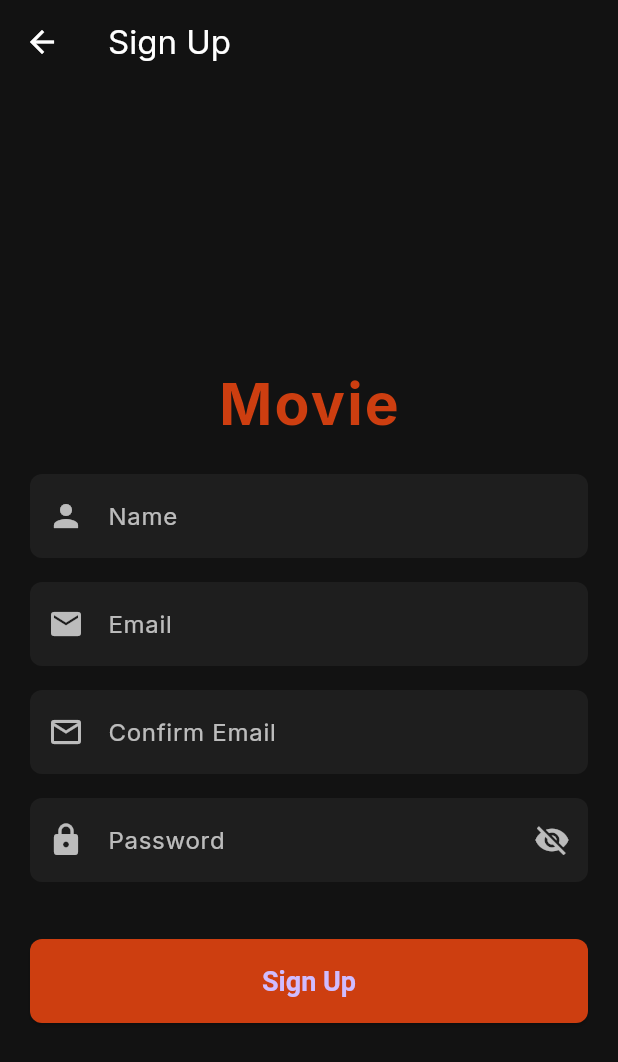
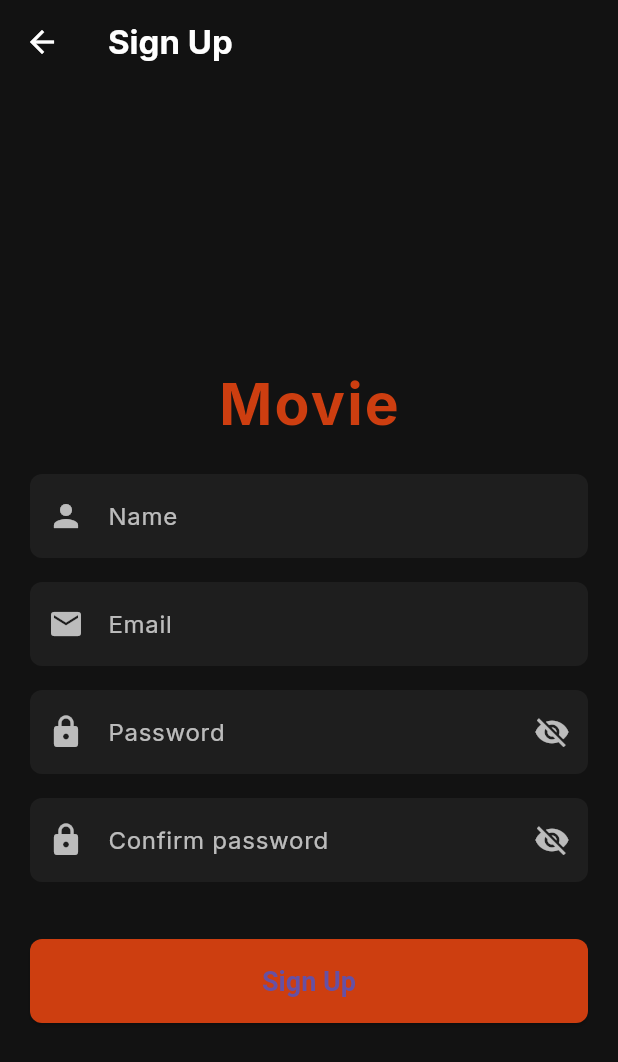
Before and after one commit to AlshaimaaAbdElnaeem/movie, a Flutter app: the screen it shows after launch, scrolled down 56 dp, after a tap on "Sign In", after a tap on "Sign Up", on a phone screen of 412 x 824 dp. Shown: the top 1062 px of the screen. Run offline on Flutter 3.47's test engine with Material 3 defaults, Android fonts, the phone set to English and light mode, and no system bars; our stand-ins replace dio, flutter_bloc, flutter_screenutil, go_router, shared_preferences.

Commit message:
Refactor authentication and theming: update sign-in and sign-up screens, implement theme management, and enhance UI components

```diff
--- /dev/null
+++ b/lib/core/theming/cubit/theme_cubit.dart
@@ -0,0 +1,24 @@
+import 'package:flutter/material.dart';
+import 'package:flutter_bloc/flutter_bloc.dart';
+import 'package:movie/core/theming/light_them.dart';
+import 'package:movie/core/theming/dark_theme.dart';
+import 'package:shared_preferences/shared_preferences.dart';
+
+class ThemeCubit extends Cubit<ThemeData> {
+  ThemeCubit() : super(getDarkTheme);
+
+  bool isDark = true;
+
+  Future<void> loadTheme() async {
+    final prefs = await SharedPreferences.getInstance();
+    isDark = prefs.getBool('isDarkTheme') ?? false;
+    emit(isDark ? getDarkTheme : getLightTheme);
+  }
+
+  Future<void> toggleTheme() async {
+    isDark = !isDark;
+    final prefs = await SharedPreferences.getInstance();
+    await prefs.setBool('isDarkTheme', isDark);
+    emit(isDark ? getDarkTheme : getLightTheme);
+  }
+}
--- /dev/null
+++ b/lib/core/theming/dark_theme.dart
@@ -0,0 +1,31 @@
+import 'package:flutter/material.dart';
+
+ThemeData getDarkTheme = ThemeData(
+  fontFamily: 'Inter',
+   scaffoldBackgroundColor: const Color(0xFF121212),
+    primaryColor: Colors.red,
+    appBarTheme: const AppBarTheme(
+      backgroundColor: Color(0xFF1F1F1F),
+      foregroundColor: Colors.white,
+
+      iconTheme: IconThemeData(color: Colors.white),
+      elevation: 1,
+      centerTitle: false,
+    ),
+    textTheme: const TextTheme(
+      bodyMedium: TextStyle(color: Colors.white70, fontSize: 16),
+      titleLarge: TextStyle(color: Colors.white, fontWeight: FontWeight.bold),
+    ),
+
+    inputDecorationTheme: InputDecorationTheme(
+      filled: true,
+      fillColor: const Color(0xFF2C2C2C),
+      labelStyle: TextStyle(color: Colors.white70),
+      suffixIconColor: Colors.white70,
+      prefixIconColor: Colors.white70,
+      hintStyle: const TextStyle(color: Colors.white54),
+      border: OutlineInputBorder(
+        borderRadius: BorderRadius.circular(18),
+        borderSide: BorderSide.none,
+      ),
+    ),);
--- /dev/null
+++ b/lib/core/theming/light_them.dart
@@ -0,0 +1,29 @@
+import 'package:flutter/material.dart';
+
+ThemeData getLightTheme = ThemeData(
+  fontFamily: 'Inter',
+    brightness: Brightness.light,
+    scaffoldBackgroundColor: Colors.white,
+    primaryColor: Colors.deepPurple,
+    appBarTheme: const AppBarTheme(
+      backgroundColor: Colors.white,
+      foregroundColor: Colors.black,
+      elevation: 1,
+      centerTitle: false,
+    ),
+    textTheme: const TextTheme(
+      bodyMedium: TextStyle(color: Colors.black87, fontSize: 16),
+      titleLarge: TextStyle(color: Colors.black, fontWeight: FontWeight.bold),
+    ),
+
+    inputDecorationTheme: InputDecorationTheme(
+      filled: true,
+      fillColor: Colors.grey.shade200,
+      suffixIconColor: Colors.black54,
+      hintStyle: const TextStyle(color: Colors.black38),
+      prefixIconColor: Colors.black54,
+      border: OutlineInputBorder(
+        borderRadius: BorderRadius.circular(18),
+        borderSide: BorderSide.none,
+      ),
+    ),);
--- a/lib/features/Auth/signin.dart
+++ b/lib/features/Auth/signin.dart
@@ -20,10 +20,10 @@ class _SignInPageState extends State<SignInPage> {
   @override
   Widget build(BuildContext context) {
     return Scaffold(
-      backgroundColor: const Color(0xFF121212),
+      // backgroundColor: const Color(0xFF121212),
       appBar: AppBar(
         title: const Text('Sign In', style: TextStyle(color: Colors.white)),
-        backgroundColor: Colors.transparent,
+        // backgroundColor: Colors.transparent,
         elevation: 0,
         iconTheme: const IconThemeData(color: Colors.white),
       ),
@@ -102,7 +102,7 @@ class _SignInPageState extends State<SignInPage> {
                         children: [
                           const Text(
                             "Don't have an account? ",
-                            style: TextStyle(color: Colors.white70),
+                            // style: TextStyle(color: Colors.white70),
                           ),
                           TextButton(
                             style: TextButton.styleFrom(
@@ -161,10 +161,10 @@ class _SignInPageState extends State<SignInPage> {
         },
         decoration: InputDecoration(
           filled: true,
-          fillColor: const Color(0xFF1E1E1E),
-          prefixIcon: Icon(icon, color: Colors.white70),
+          // fillColor: const Color(0xFF1E1E1E),
+          prefixIcon: Icon(icon, ),
           labelText: label,
-          labelStyle: const TextStyle(color: Colors.white70),
+          // labelStyle: const TextStyle(color: Colors.white70),
           contentPadding: const EdgeInsets.symmetric(
             vertical: 16.0,
             horizontal: 12.0,
@@ -177,7 +177,7 @@ class _SignInPageState extends State<SignInPage> {
               ? IconButton(
                   icon: Icon(
                     obscure ? Icons.visibility_off : Icons.visibility,
-                    color: Colors.white70,
+                    // color: Colors.white70,
                   ),
                   onPressed: () => setState(() => obscure = !obscure),
                 )
--- a/lib/features/Auth/signup.dart
+++ b/lib/features/Auth/signup.dart
@@ -13,7 +13,7 @@ class _SignUpPageState extends State<SignUpPage> {
   final _formKey = GlobalKey<FormState>();
   final nameController = TextEditingController();
   final emailController = TextEditingController();
-  final confirmEmailController = TextEditingController();
+  final confirmPasswordController = TextEditingController();
   final passwordController = TextEditingController();
 
   bool obscure = true;
@@ -21,7 +21,7 @@ class _SignUpPageState extends State<SignUpPage> {
   @override
   Widget build(BuildContext context) {
     return Scaffold(
-      backgroundColor: const Color(0xFF121212),
+      // backgroundColor: const Color(0xFF121212),
       appBar: AppBar(
         title: const Text('Sign Up', style: TextStyle(color: Colors.white)),
         backgroundColor: Colors.transparent,
@@ -74,17 +74,18 @@ class _SignUpPageState extends State<SignUpPage> {
                         false,
                         true,
                       ),
-                      userField(
-                        'Confirm Email',
-                        Icons.email_outlined,
-                        confirmEmailController,
-                        false,
-                        true,
-                      ),
+
                       userField(
                         'Password',
                         Icons.lock,
                         passwordController,
+                        true,
+                        false,
+                      ),
+                        userField(
+                        'Confirm password',
+                        Icons.lock,
+                        confirmPasswordController,
                         true,
                         false,
                       ),
@@ -107,12 +108,12 @@ class _SignUpPageState extends State<SignUpPage> {
                         ),
                         onPressed: () async {
                           if (_formKey.currentState!.validate()) {
-                            if (emailController.text !=
-                                confirmEmailController.text) {
+                            if (passwordController.text !=
+                                confirmPasswordController.text) {
                               if (!mounted) return;
                               ScaffoldMessenger.of(context).showSnackBar(
                                 const SnackBar(
-                                  content: Text('Emails do not match!'),
+                                  content: Text('password do not match!'),
                                 ),
                               );
                               return;
--- a/lib/features/home/components/tv_series/tv_series_card.dart
+++ b/lib/features/home/components/tv_series/tv_series_card.dart
@@ -56,7 +56,7 @@ class TvSeriesCard extends StatelessWidget {
               style: const TextStyle(
                 fontSize: 14.0,
                 fontWeight: FontWeight.normal,
-                color: Colors.white,
+                // color: Colors.white,
               ),
             ),
           ),
--- a/lib/features/home/components/you_may_like/you_may_like_card.dart
+++ b/lib/features/home/components/you_may_like/you_may_like_card.dart
@@ -41,7 +41,6 @@ class YouMayLikeCard extends StatelessWidget {
               style: const TextStyle(
                 fontSize: 14.0,
                 fontWeight: FontWeight.normal,
-                color: Colors.white,
               ),
             ),
           ),
@@ -50,7 +49,7 @@ class YouMayLikeCard extends StatelessWidget {
             style: const TextStyle(
               fontSize: 12.0,
               fontWeight: FontWeight.normal,
-              color: Colors.grey,
+              // color: Colors.grey,
             ),
           ),
         ],
--- a/lib/features/home/components/you_may_like/you_may_like_section.dart
+++ b/lib/features/home/components/you_may_like/you_may_like_section.dart
@@ -61,9 +61,7 @@ class _YouMayLikeSectionState extends State<YouMayLikeSection> {
                           MaterialPageRoute(
                             builder: (context) =>
                                 // MyDetailsPage(movieId: movie['id']),
-                                BlocProvider(
-                                  create: (context) => MovieCubit(),
-                                  child: MovieDetails(movieId: movie['id']),
+                                   MovieDetails(movieId: movie['id'],
                                 ),
                           ),
                         );
--- a/lib/features/home/presentation/movie_details.dart
+++ b/lib/features/home/presentation/movie_details.dart
@@ -58,7 +58,6 @@ class _MovieDetailsState extends State<MovieDetails> {
                   icon: Icon(
                     Icons.arrow_back_ios,
                     size: 30.sp,
-                    color: Colors.white,
                   ),
                 ),
               ),
@@ -78,7 +77,6 @@ class _MovieDetailsState extends State<MovieDetails> {
                         style: TextStyle(
                           fontSize: 25.sp,
                           fontWeight: FontWeight.bold,
-                          color: Colors.white,
                         ),
                         overflow: TextOverflow.ellipsis,
                       ),
--- a/lib/features/splash/presentation/screens/splash_screen.dart
+++ b/lib/features/splash/presentation/screens/splash_screen.dart
@@ -49,14 +49,14 @@ class _SplashScreenState extends State<SplashScreen>
   @override
   Widget build(BuildContext context) {
     return Scaffold(
-      backgroundColor: const Color(0xFF0A0A0A), // خلفية داكنة متناسقة مع المشروع
+
       body: Center(
         child: FadeTransition(
           opacity: _fadeAnimation,
           child: Text(
             'Movie',
             style: const TextStyle(
-              color: Color(0xFFCD3E10), // اللون الأساسي للمشروع
+              color: Color(0xFFCD3E10),
               fontSize: 45,
               fontWeight: FontWeight.bold,
               letterSpacing: 2,
--- a/lib/main.dart
+++ b/lib/main.dart
@@ -1,10 +1,15 @@
 import 'package:flutter/material.dart';
+import 'package:flutter_bloc/flutter_bloc.dart';
+import 'package:movie/core/theming/cubit/theme_cubit.dart';
+import 'package:movie/features/home/presentation/cubit/movie_details_cubit/movie_cubit.dart';
 import 'package:movie/features/splash/presentation/screens/splash_screen.dart';
 import 'package:flutter_screenutil/flutter_screenutil.dart';
-import 'package:movie/features/navigation/nav_bar.dart';
 
-void main() {
-  runApp(const MyApp());
+void main() async {
+  WidgetsFlutterBinding.ensureInitialized();
+  final themeCubit = ThemeCubit();
+  await themeCubit.loadTheme();
+  runApp(BlocProvider(create: (context) => ThemeCubit(), child: const MyApp()));
 }
 
 class MyApp extends StatelessWidget {
@@ -16,20 +21,20 @@ class MyApp extends StatelessWidget {
       designSize: const Size(375, 812),
       minTextAdapt: true,
       splitScreenMode: true,
-      builder: (_ , child) {
-    return MaterialApp(
-      debugShowCheckedModeBanner: false,
-      theme: ThemeData(
-        fontFamily: 'Inter',  // تخصيص الخط
-        brightness: Brightness.dark,  // or light
-
-        scaffoldBackgroundColor: const Color.fromARGB(19, 19, 19, 19),
-      ),
-      home: const SplashScreen(),
+      builder: (_, child) {
+        return BlocBuilder<ThemeCubit, ThemeData>(
+          builder: (context, theme) {
+            return BlocProvider(
+              create: (context) => MovieCubit()..loadWishlist(),
+              child: MaterialApp(
+                debugShowCheckedModeBanner: false,
+                theme: theme,
+                home: const SplashScreen(),
+              ),
+            );
+          },
+        );
+      },
     );
   }
-
-    );
 }
-
-}
```
Also changed, not shown: lib/features/home/components/popular/popular_section.dart (+3 -4 lines), lib/features/home/presentation/home_screen.dart (+14 -3 lines), lib/features/home/presentation/tv_details.dart (+60 -29 lines), lib/features/navigation/nav_bar.dart (+3 -7 lines), lib/features/wishlist/wishlist_screen.dart (+25 -22 lines).
